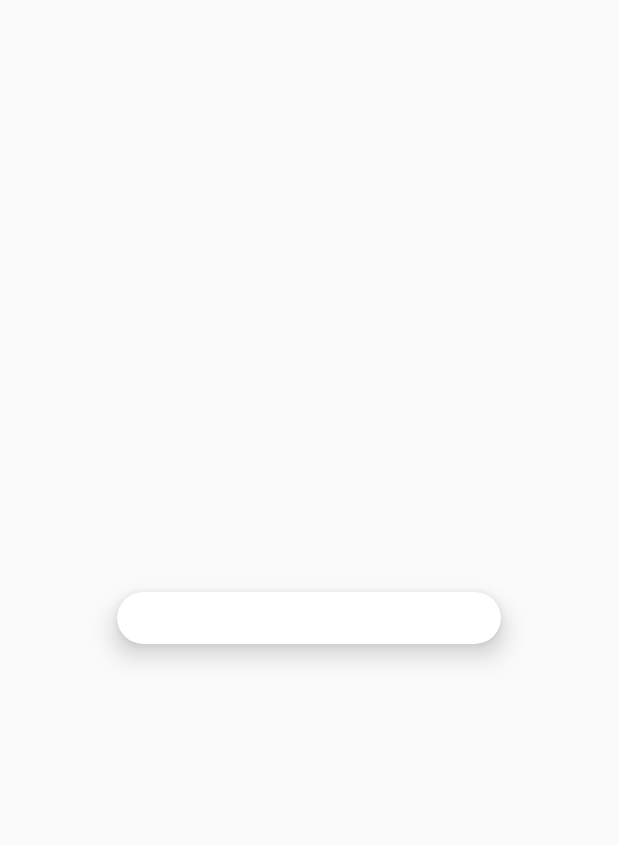
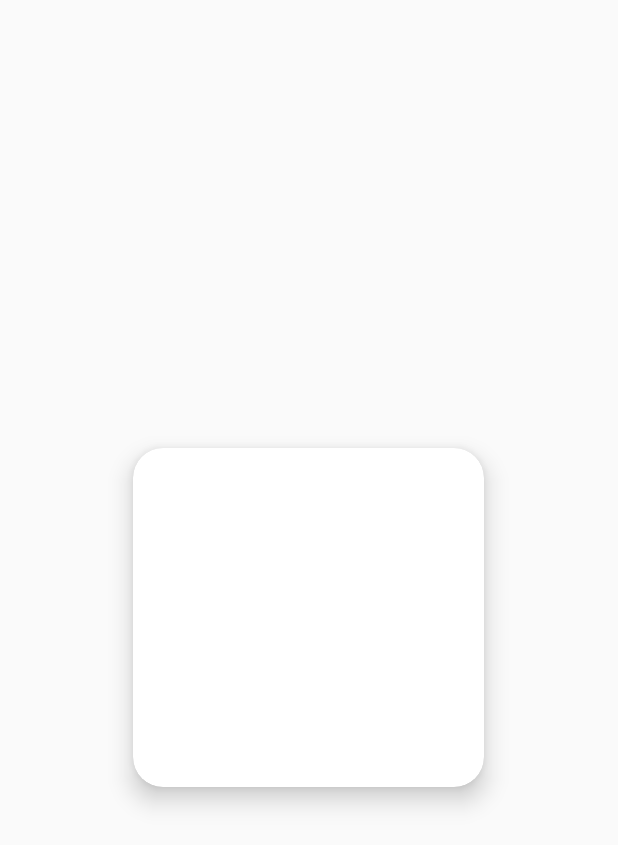
Before and after one commit to M2kishore/expense-management, an Android app: the layout activity_view_task.xml on its own in the app's theme, with its tools: preview values and no code run, on a phone screen of 412 x 824 dp. Shown: the top 845 px of the screen. Run offline under Robolectric (Android 15) with nearby library versions, the phone set to English and light mode, and no system bars; Roboto replaces fonts that are not available here.

```diff
--- a/app/src/main/AndroidManifest.xml
+++ b/app/src/main/AndroidManifest.xml
@@ -34,6 +34,12 @@
             </intent-filter>
         </activity>
 
+        <receiver android:name=".NotificationReceiver">
+            <intent-filter>
+                <action android:name="DISPLAY_NOTIFICATION"/>
+            </intent-filter>
+        </receiver>
+
         <meta-data
             android:name="preloaded_fonts"
             android:resource="@array/preloaded_fonts" />
--- a/app/src/main/res/layout/activity_view_task.xml
+++ b/app/src/main/res/layout/activity_view_task.xml
@@ -5,28 +5,31 @@
     android:layout_width="match_parent"
     android:layout_height="match_parent"
     android:padding="50dp"
-    android:gravity="center"
-    tools:context=".view">
+    android:gravity="center">
+
     <androidx.cardview.widget.CardView
-    android:layout_width="match_parent"
-    android:layout_height="wrap_content"
+        android:layout_width="270dp"
+        android:layout_height="274dp"
+        android:layout_marginStart="10dp"
+        android:layout_marginTop="10dp"
+        android:layout_marginEnd="10dp"
+
+        android:layout_marginBottom="10dp"
+        android:padding="20dp"
+        app:cardCornerRadius="20dp"
         app:cardElevation="10dp"
-    app:cardCornerRadius="20dp"
-    android:layout_margin="10dp"
-
         app:cardMaxElevation="12dp"
         app:cardPreventCornerOverlap="true"
-    app:cardUseCompatPadding="true"
->
+        app:cardUseCompatPadding="true">
+
         <TextView
+            android:id="@+id/tv"
             android:layout_width="wrap_content"
             android:layout_height="wrap_content"
             android:text=""
             android:textColor="@color/backgroundColor"
-        android:textSize="25dp"
-        android:textStyle="bold"
-        android:id="@+id/tv"/>
-
+            android:textSize="20sp"
+            android:textStyle="bold" />
 
 
     </androidx.cardview.widget.CardView>
--- a/app/src/main/res/layout/fragment_completed.xml
+++ b/app/src/main/res/layout/fragment_completed.xml
@@ -1,5 +1,6 @@
 <?xml version="1.0" encoding="utf-8"?>
 <FrameLayout xmlns:android="http://schemas.android.com/apk/res/android"
+    android:id="@+id/fragment_completed"
     xmlns:tools="http://schemas.android.com/tools"
     android:layout_width="match_parent"
     android:layout_height="match_parent"
--- a/app/src/main/res/values/strings.xml
+++ b/app/src/main/res/values/strings.xml
@@ -1,3 +1,5 @@
 <resources>
     <string name="app_name">Expense Manager</string>
+    <string name="channel_name">Reminder</string>
+    <string name="channel_description">reminder during the Due date</string>
 </resources>
```
Also changed, not shown: app/src/main/java/com/jarves/expense_manager/MainActivity.java (+45 -2 lines), app/src/main/java/com/jarves/expense_manager/NotificationReceiver.java (added, +55 -0 lines), app/src/main/java/com/jarves/expense_manager/class_components/Task.java (+7 -7 lines), app/src/main/java/com/jarves/expense_manager/dashboard/CreateTaskActivity.java (+6 -2 lines), app/src/main/java/com/jarves/expense_manager/dashboard/DashboardActivity.java (+0 -41 lines), app/src/main/java/com/jarves/expense_manager/dashboard/fragments/CompletedFragment.java (+18 -0 lines), app/src/main/java/com/jarves/expense_manager/dashboard/fragments/PendingFragment.java (+15 -0 lines), 1 other file. Lines whose indentation alone changed are shown as unchanged.
